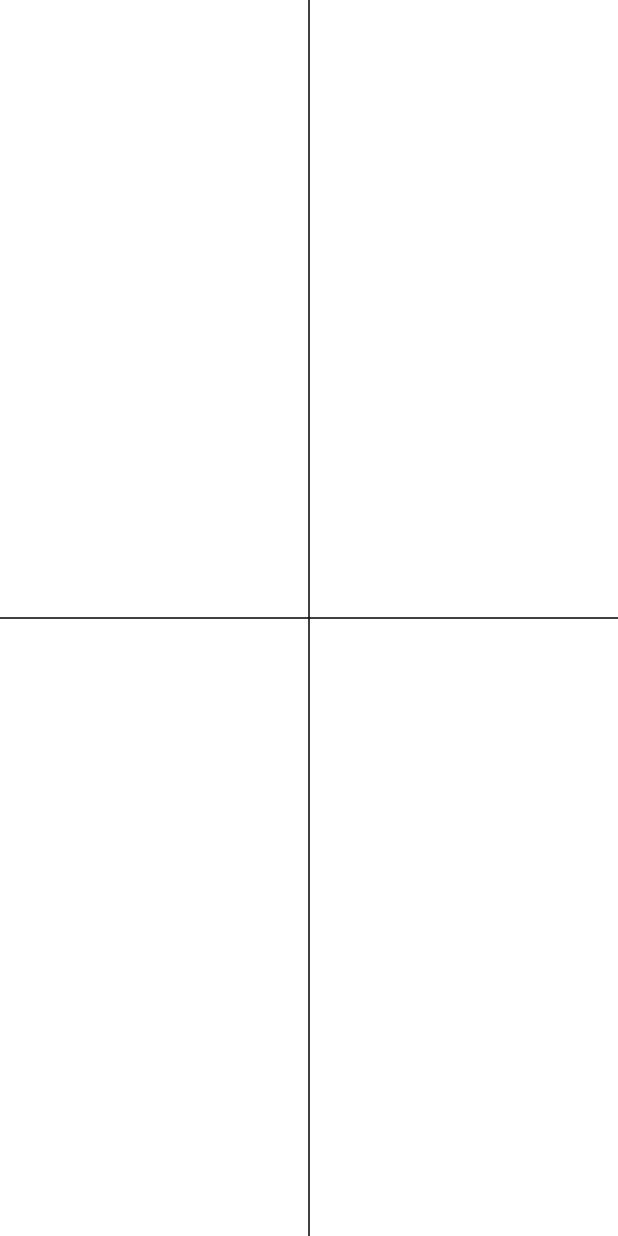
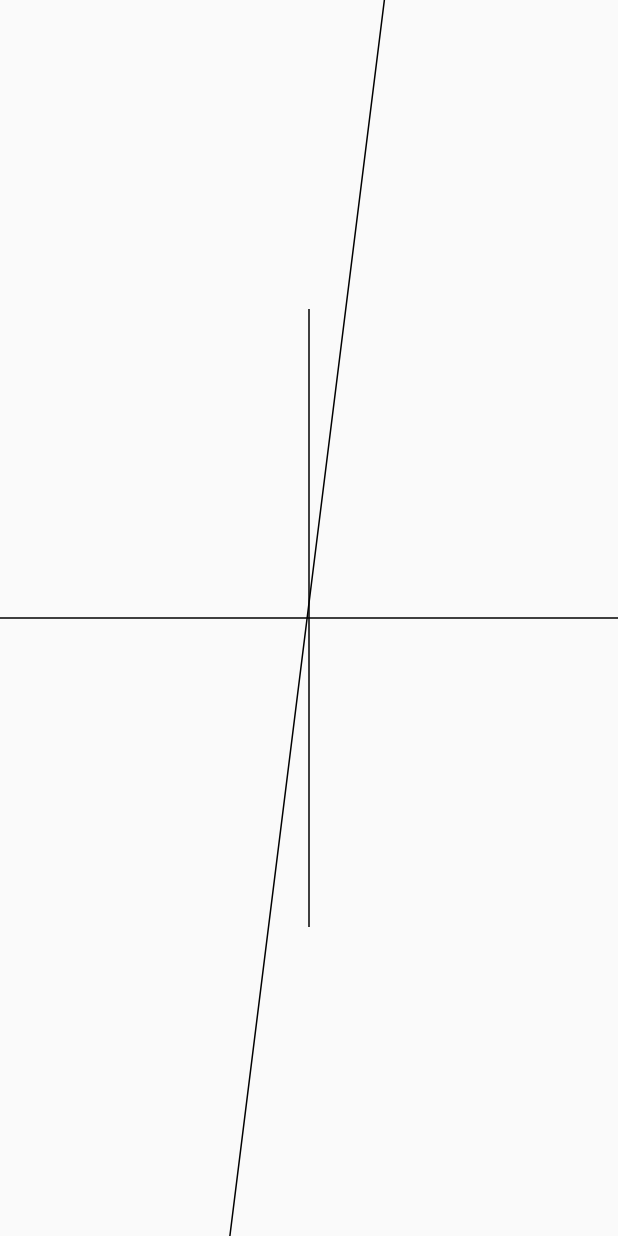
Before and after one commit to sunhang/ireview, a Flutter app: the screen it shows after launch, after a tap on an icon or button, on a phone screen of 412 x 824 dp. Run offline on Flutter 3.47's test engine with Material 2 defaults, Android fonts, the phone set to English and light mode, and no system bars.

Commit message:
绘制线条

```diff
--- a/lib/DetailWidget.dart
+++ b/lib/DetailWidget.dart
@@ -10,11 +10,6 @@ class DetailWidget extends StatelessWidget {
   @override
   Widget build(BuildContext context) {
     return Scaffold(
-      body: Container(
-          color: Colors.white,
-          width: MediaQuery.of(context).size.width,
-          height: MediaQuery.of(context).size.height,
-          child: new LinearEquation()),
-    );
+        body: Container(child: new Center(child: new LinearEquation())));
   }
 }
--- a/lib/LinearEquation.dart
+++ b/lib/LinearEquation.dart
@@ -1,9 +1,19 @@
 import 'package:flutter/widgets.dart';
+import 'dart:ui';
 
 class LinearEquation extends StatelessWidget {
   @override
   Widget build(BuildContext context) {
-    return CustomPaint(painter: new LinearEquationPainter());
+    return new Column(
+      mainAxisAlignment: MainAxisAlignment.center,
+      children: <Widget>[
+        new Container(
+          width: MediaQuery.of(context).size.width,
+          height: MediaQuery.of(context).size.width,
+          child: CustomPaint(painter: new LinearEquationPainter()),
+        )
+      ],
+    );
   }
 }
 
@@ -12,22 +22,34 @@ class LinearEquationPainter extends CustomPainter {
     ..color = Color.fromARGB(255, 0, 0, 0)
     ..strokeWidth = 1;
 
+  // y = a * x + b
+  int _a = 8;
+  int _b = 10;
+
   @override
   void paint(Canvas canvas, Size size) {
-    var rect = Offset.zero & size;
 
 //    canvas.drawColor(Color.fromARGB(255, 255, 255, 255), BlendMode.srcIn);
 
     Offset p0 = Offset(0, size.height / 2);
     Offset p1 = Offset(size.width, size.height / 2);
 
-    print("$size $rect");
-    print("$p0  $p1");
     canvas.drawLine(p0, p1, _paint);
 
     p0 = Offset(size.width / 2, 0);
     p1 = Offset(size.width / 2, size.height);
     canvas.drawLine(p0, p1, _paint);
+
+    double y;
+    List<Offset> list = new List();
+    for (double x = -100; x <= 100; x = x + 1) {
+      y = _a * x + _b;
+
+      list.add(new Offset(x + size.width / 2, size.height / 2 - y));
+    }
+
+    canvas.drawPoints(PointMode.polygon, list, _paint);
+
   }
 
   @override
```
